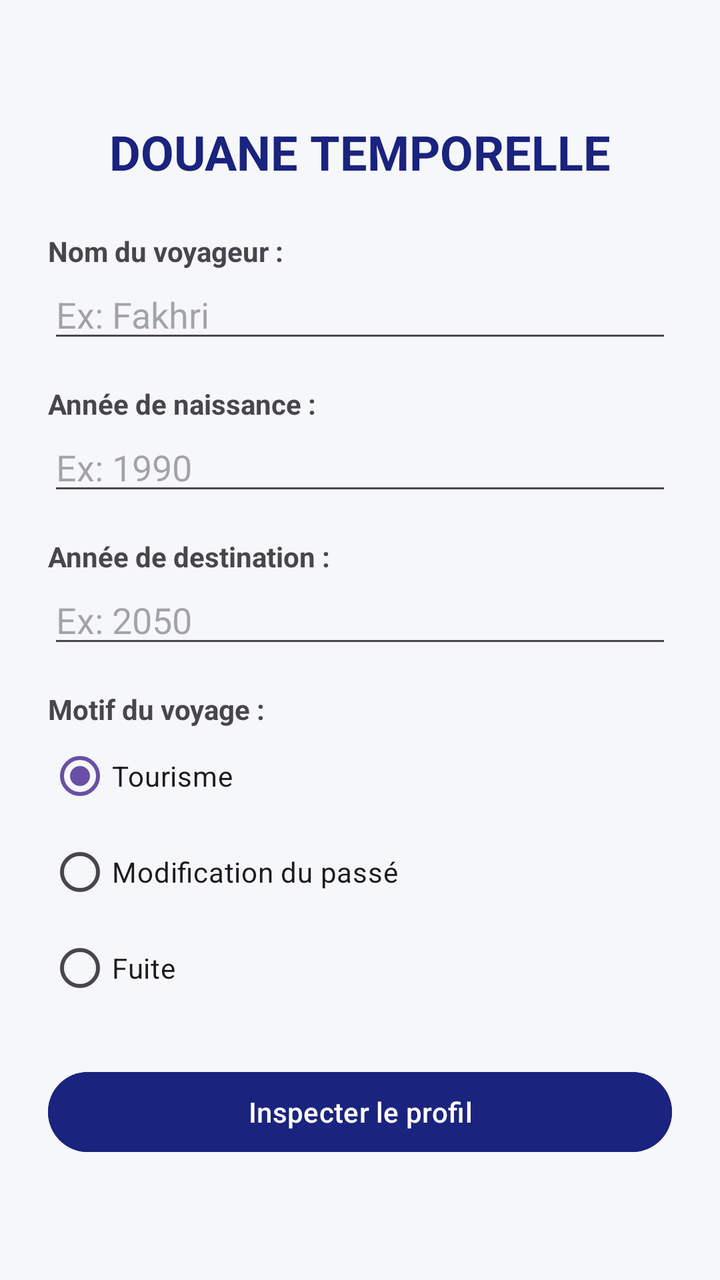
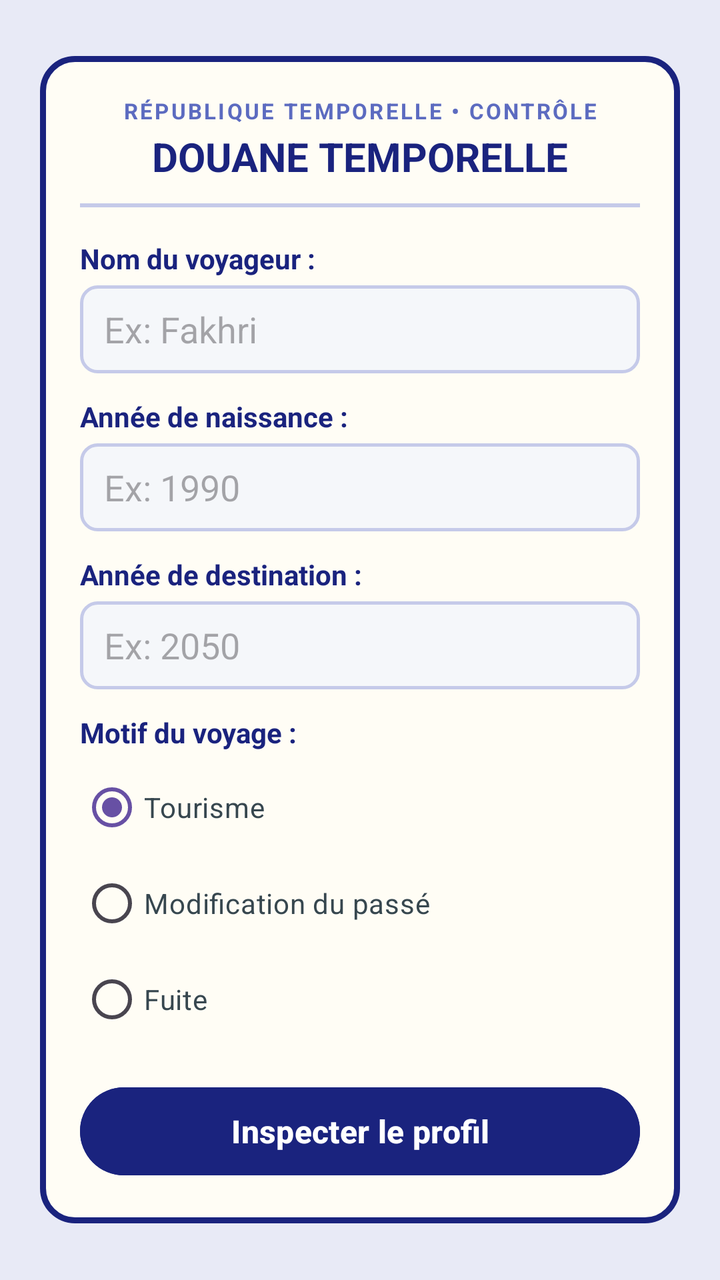

Screens rendered from an Android XML layout before and after an edit, with the pre-edit source and the edit as a unified diff.
<!-- AndroidManifest.xml: application theme Theme.DouaneTemporelle -->
<!-- res/layout/activity_main.xml -->
<?xml version="1.0" encoding="utf-8"?>
<LinearLayout xmlns:android="http://schemas.android.com/apk/res/android"
    android:id="@+id/layout_main_fk"
    android:layout_width="match_parent"
    android:layout_height="match_parent"
    android:orientation="vertical"
    android:padding="24dp"
    android:gravity="center_vertical"
    android:background="#F5F7FA">

    
    <TextView
        android:id="@+id/tv_titre_main_fk"
        android:layout_width="match_parent"
        android:layout_height="wrap_content"
        android:text="DOUANE TEMPORELLE"
        android:textSize="24sp"
        android:textStyle="bold"
        android:textColor="#1A237E"
        android:gravity="center"
        android:layout_marginBottom="24dp" />

    
    <TextView
        android:id="@+id/tv_label_nom_fk"
        android:layout_width="wrap_content"
        android:layout_height="wrap_content"
        android:text="Nom du voyageur :"
        android:textStyle="bold" />

    <EditText
        android:id="@+id/et_nom_fk"
        android:layout_width="match_parent"
        android:layout_height="wrap_content"
        android:hint="Ex: Fakhri"
        android:inputType="textPersonName"
        android:layout_marginBottom="16dp" />

    
    <TextView
        android:id="@+id/tv_label_naissance_fk"
        android:layout_width="wrap_content"
        android:layout_height="wrap_content"
        android:text="Année de naissance :"
        android:textStyle="bold" />

    <EditText
        android:id="@+id/et_annee_naissance_fk"
        android:layout_width="match_parent"
        android:layout_height="wrap_content"
        android:hint="Ex: 1990"
        android:inputType="number"
        android:layout_marginBottom="16dp" />

    
    <TextView
        android:id="@+id/tv_label_destination_fk"
        android:layout_width="wrap_content"
        android:layout_height="wrap_content"
        android:text="Année de destination :"
        android:textStyle="bold" />

    <EditText
        android:id="@+id/et_annee_destination_fk"
        android:layout_width="match_parent"
        android:layout_height="wrap_content"
        android:hint="Ex: 2050"
        android:inputType="number"
        android:layout_marginBottom="16dp" />

    
    <TextView
        android:id="@+id/tv_label_motif_fk"
        android:layout_width="wrap_content"
        android:layout_height="wrap_content"
        android:text="Motif du voyage :"
        android:textStyle="bold" />

    <RadioGroup
        android:id="@+id/rg_motif_fk"
        android:layout_width="match_parent"
        android:layout_height="wrap_content"
        android:layout_marginBottom="24dp">

        <RadioButton
            android:id="@+id/rb_tourisme_fk"
            android:layout_width="wrap_content"
            android:layout_height="wrap_content"
            android:text="Tourisme"
            android:checked="true" />

        <RadioButton
            android:id="@+id/rb_modification_fk"
            android:layout_width="wrap_content"
            android:layout_height="wrap_content"
            android:text="Modification du passé" />

        <RadioButton
            android:id="@+id/rb_fuite_fk"
            android:layout_width="wrap_content"
            android:layout_height="wrap_content"
            android:text="Fuite" />
    </RadioGroup>

    
    <Button
        android:id="@+id/btn_inspecter_fk"
        android:layout_width="match_parent"
        android:layout_height="wrap_content"
        android:text="Inspecter le profil"
        android:backgroundTint="#1A237E"
        android:textColor="#FFFFFF" />

</LinearLayout>
<!-- resources referenced by this layout -->
<resources>
  <style name="Theme.DouaneTemporelle" parent="Base.Theme.DouaneTemporelle" />
  <style name="Base.Theme.DouaneTemporelle" parent="Theme.Material3.DayNight.NoActionBar">
          
          
      </style>
</resources>

<!-- the commit's change to res/layout/activity_main.xml (unified diff, before → after) -->
@@ -4,111 +4,165 @@
     android:layout_width="match_parent"
     android:layout_height="match_parent"
     android:orientation="vertical"
-    android:padding="24dp"
-    android:gravity="center_vertical"
-    android:background="#F5F7FA">
+    android:padding="20dp"
+    android:gravity="center"
+    android:background="#E8EAF6">
 
     
-    <TextView
-        android:id="@+id/tv_titre_main_fk"
+    <LinearLayout
+        android:id="@+id/layout_carte_formulaire_fk"
         android:layout_width="match_parent"
         android:layout_height="wrap_content"
-        android:text="DOUANE TEMPORELLE"
-        android:textSize="24sp"
-        android:textStyle="bold"
-        android:textColor="#1A237E"
-        android:gravity="center"
-        android:layout_marginBottom="24dp" />
+        android:orientation="vertical"
+        android:background="@drawable/bg_passeport"
+        android:padding="20dp">
 
-    
-    <TextView
-        android:id="@+id/tv_label_nom_fk"
-        android:layout_width="wrap_content"
-        android:layout_height="wrap_content"
-        android:text="Nom du voyageur :"
-        android:textStyle="bold" />
+        
+        <TextView
+            android:id="@+id/tv_sous_titre_main_fk"
+            android:layout_width="match_parent"
+            android:layout_height="wrap_content"
+            android:text="RÉPUBLIQUE TEMPORELLE • CONTRÔLE"
+            android:textSize="11sp"
+            android:textStyle="bold"
+            android:letterSpacing="0.1"
+            android:textColor="#5C6BC0"
+            android:gravity="center" />
 
-    <EditText
-        android:id="@+id/et_nom_fk"
-        android:layout_width="match_parent"
-        android:layout_height="wrap_content"
-        android:hint="Ex: Fakhri"
-        android:inputType="textPersonName"
-        android:layout_marginBottom="16dp" />
+        
+        <TextView
+            android:id="@+id/tv_titre_main_fk"
+            android:layout_width="match_parent"
+            android:layout_height="wrap_content"
+            android:text="DOUANE TEMPORELLE"
+            android:textSize="20sp"
+            android:textStyle="bold"
+            android:textColor="#1A237E"
+            android:gravity="center"
+            android:layout_marginTop="2dp"
+            android:layout_marginBottom="10dp" />
 
-    
-    <TextView
-        android:id="@+id/tv_label_naissance_fk"
-        android:layout_width="wrap_content"
-        android:layout_height="wrap_content"
-        android:text="Année de naissance :"
-        android:textStyle="bold" />
+        
+        <View
+            android:id="@+id/view_separateur_main_fk"
+            android:layout_width="match_parent"
+            android:layout_height="2dp"
+            android:background="#C5CAE9"
+            android:layout_marginBottom="16dp" />
 
-    <EditText
-        android:id="@+id/et_annee_naissance_fk"
-        android:layout_width="match_parent"
-        android:layout_height="wrap_content"
-        android:hint="Ex: 1990"
-        android:inputType="number"
-        android:layout_marginBottom="16dp" />
-
-    
-    <TextView
-        android:id="@+id/tv_label_destination_fk"
-        android:layout_width="wrap_content"
-        android:layout_height="wrap_content"
-        android:text="Année de destination :"
-        android:textStyle="bold" />
-
-    <EditText
-        android:id="@+id/et_annee_destination_fk"
-        android:layout_width="match_parent"
-        android:layout_height="wrap_content"
-        android:hint="Ex: 2050"
-        android:inputType="number"
-        android:layout_marginBottom="16dp" />
-
-    
-    <TextView
-        android:id="@+id/tv_label_motif_fk"
-        android:layout_width="wrap_content"
-        android:layout_height="wrap_content"
-        android:text="Motif du voyage :"
-        android:textStyle="bold" />
-
-    <RadioGroup
-        android:id="@+id/rg_motif_fk"
-        android:layout_width="match_parent"
-        android:layout_height="wrap_content"
-        android:layout_marginBottom="24dp">
-
-        <RadioButton
-            android:id="@+id/rb_tourisme_fk"
+        
+        <TextView
+            android:id="@+id/tv_label_nom_fk"
             android:layout_width="wrap_content"
             android:layout_height="wrap_content"
-            android:text="Tourisme"
-            android:checked="true" />
+            android:text="Nom du voyageur :"
+            android:textColor="#1A237E"
+            android:textStyle="bold"
+            android:layout_marginBottom="4dp" />
 
-        <RadioButton
-            android:id="@+id/rb_modification_fk"
+        <EditText
+            android:id="@+id/et_nom_fk"
+            android:layout_width="match_parent"
+            android:layout_height="44dp"
+            android:background="@drawable/bg_champ_saisie"
+            android:paddingStart="12dp"
+            android:paddingEnd="12dp"
+            android:hint="Ex: Fakhri"
+            android:inputType="textPersonName"
+            android:layout_marginBottom="12dp" />
+
+        
+        <TextView
+            android:id="@+id/tv_label_naissance_fk"
             android:layout_width="wrap_content"
             android:layout_height="wrap_content"
-            android:text="Modification du passé" />
+            android:text="Année de naissance :"
+            android:textColor="#1A237E"
+            android:textStyle="bold"
+            android:layout_marginBottom="4dp" />
 
-        <RadioButton
-            android:id="@+id/rb_fuite_fk"
+        <EditText
+            android:id="@+id/et_annee_naissance_fk"
+            android:layout_width="match_parent"
+            android:layout_height="44dp"
+            android:background="@drawable/bg_champ_saisie"
+            android:paddingStart="12dp"
+            android:paddingEnd="12dp"
+            android:hint="Ex: 1990"
+            android:inputType="number"
+            android:layout_marginBottom="12dp" />
+
+        
+        <TextView
+            android:id="@+id/tv_label_destination_fk"
             android:layout_width="wrap_content"
             android:layout_height="wrap_content"
-            android:text="Fuite" />
-    </RadioGroup>
+            android:text="Année de destination :"
+            android:textColor="#1A237E"
+            android:textStyle="bold"
+            android:layout_marginBottom="4dp" />
 
-    
-    <Button
-        android:id="@+id/btn_inspecter_fk"
-        android:layout_width="match_parent"
-        android:layout_height="wrap_content"
-        android:text="Inspecter le profil"
-        android:backgroundTint="#1A237E"
-        android:textColor="#FFFFFF" />
+        <EditText
+            android:id="@+id/et_annee_destination_fk"
+            android:layout_width="match_parent"
+            android:layout_height="44dp"
+            android:background="@drawable/bg_champ_saisie"
+            android:paddingStart="12dp"
+            android:paddingEnd="12dp"
+            android:hint="Ex: 2050"
+            android:inputType="number"
+            android:layout_marginBottom="12dp" />
+
+        
+        <TextView
+            android:id="@+id/tv_label_motif_fk"
+            android:layout_width="wrap_content"
+            android:layout_height="wrap_content"
+            android:text="Motif du voyage :"
+            android:textColor="#1A237E"
+            android:textStyle="bold"
+            android:layout_marginBottom="4dp" />
+
+        <RadioGroup
+            android:id="@+id/rg_motif_fk"
+            android:layout_width="match_parent"
+            android:layout_height="wrap_content"
+            android:layout_marginBottom="16dp">
+
+            <RadioButton
+                android:id="@+id/rb_tourisme_fk"
+                android:layout_width="wrap_content"
+                android:layout_height="wrap_content"
+                android:text="Tourisme"
+                android:textColor="#37474F"
+                android:checked="true" />
+
+            <RadioButton
+                android:id="@+id/rb_modification_fk"
+                android:layout_width="wrap_content"
+                android:layout_height="wrap_content"
+                android:text="Modification du passé"
+                android:textColor="#37474F" />
+
+            <RadioButton
+                android:id="@+id/rb_fuite_fk"
+                android:layout_width="wrap_content"
+                android:layout_height="wrap_content"
+                android:text="Fuite"
+                android:textColor="#37474F" />
+        </RadioGroup>
+
+        
+        <Button
+            android:id="@+id/btn_inspecter_fk"
+            android:layout_width="match_parent"
+            android:layout_height="52dp"
+            android:text="Inspecter le profil"
+            android:backgroundTint="#1A237E"
+            android:textColor="#FFFFFF"
+            android:textSize="16sp"
+            android:textStyle="bold" />
+
+    </LinearLayout>
 
 </LinearLayout>
<!-- resource entries referenced after the edit -->
@@ -1,5 +1,25 @@
 <!-- resources referenced by this layout -->
 <resources>
+  <!-- drawable bg_champ_saisie (drawable) -->
+  <?xml version="1.0" encoding="utf-8"?>
+  <shape xmlns:android="http://schemas.android.com/apk/res/android"
+      android:shape="rectangle">
+      <solid android:color="#F5F7FA" />
+      <stroke
+          android:width="1.5dp"
+          android:color="#C5CAE9" />
+      <corners android:radius="8dp" />
+  </shape>
+  <!-- drawable bg_passeport (drawable) -->
+  <?xml version="1.0" encoding="utf-8"?>
+  <shape xmlns:android="http://schemas.android.com/apk/res/android"
+      android:shape="rectangle">
+      <solid android:color="#FFFDF5" />
+      <stroke
+          android:width="3dp"
+          android:color="#1A237E" />
+      <corners android:radius="16dp" />
+  </shape>
   <style name="Theme.DouaneTemporelle" parent="Base.Theme.DouaneTemporelle" />
   <style name="Base.Theme.DouaneTemporelle" parent="Theme.Material3.DayNight.NoActionBar">
           
